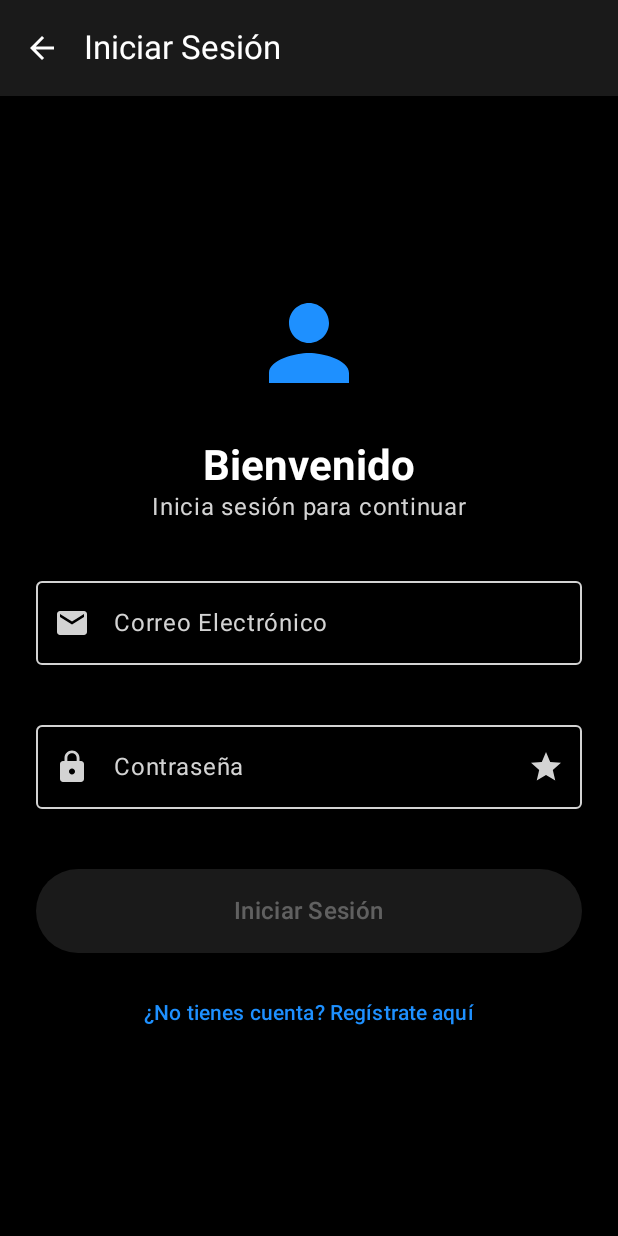
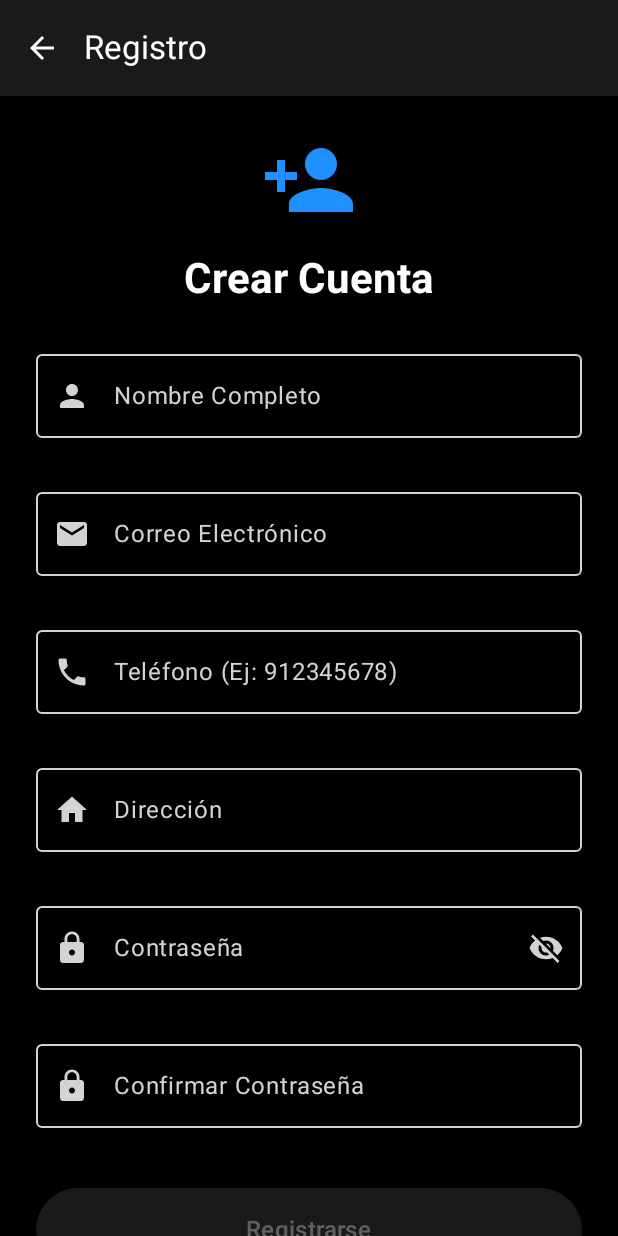
Before and after one commit to gonzalo282/GameLevelAndroidevaluacion, an Android app built with Jetpack Compose: the RegisterScreen screen opened through its navigation route, on a phone screen of 412 x 824 dp. Run offline under Robolectric (Android 15) with nearby library versions, the phone set to English and light mode, and no system bars.

Commit message:
fix(auth): Corregir la inicialización de la DB y restaurar RegisterScreen
Se soluciona un bug crítico que impedía el registro y el login. El problema
era doble:

1. El `GameLevelRepository` (con Room) se estaba intentando inicializar
   de forma asíncrona (`LaunchedEffect`) dentro de las pantallas,
   causando que las funciones fallaran antes de que la DB estuviera lista.
2. El archivo `RegisterScreen.kt` contenía una copia incorrecta del
   código de `LoginScreen.kt`.

Cambios:
- **MainActivity.kt:** Se mueve la llamada a `GameLevelRepository.init(context)`
  al método `onCreate()`, asegurando que la base de datos esté
  lista antes de que se cree cualquier ViewModel.
- **RegisterScreen.kt:** Se restaura el código de formulario de registro
  correcto (con todos sus campos y validaciones).
- **LoginScreen.kt:** Se elimina el `LaunchedEffect` de inicialización,
  que ahora es obsoleto.

```diff
--- a/app/src/main/java/com/tunombre/gamelevelandroid/MainActivity.kt
+++ b/app/src/main/java/com/tunombre/gamelevelandroid/MainActivity.kt
@@ -8,15 +8,24 @@ import androidx.compose.foundation.layout.fillMaxSize
 import androidx.compose.material3.MaterialTheme
 import androidx.compose.material3.Surface
 import androidx.compose.ui.Modifier
-import androidx.lifecycle.viewmodel.compose.viewModel // <-- Importante
+import androidx.lifecycle.viewmodel.compose.viewModel
 import androidx.navigation.compose.rememberNavController
 import com.tunombre.gamelevelandroid.navigation.NavGraph
 import com.tunombre.gamelevelandroid.ui.theme.GameLevelAndroidTheme
-import com.tunombre.gamelevelandroid.viewmodel.GameLevelViewModel // <-- Importante
+import com.tunombre.gamelevelandroid.viewmodel.GameLevelViewModel
+// --- ¡¡¡IMPORTACIÓN AÑADIDA!!! ---
+import com.tunombre.gamelevelandroid.data.repository.GameLevelRepository
 
 class MainActivity : ComponentActivity() {
     override fun onCreate(savedInstanceState: Bundle?) {
         super.onCreate(savedInstanceState)
+
+        // --- ¡¡¡AQUÍ ESTÁ EL ARREGLO!!! ---
+        // Inicializamos el Repositorio (y la base de datos Room)
+        // usando el contexto de la aplicación ANTES de que se cree la UI.
+        GameLevelRepository.init(applicationContext)
+        // ---------------------------------
+
         enableEdgeToEdge()
         setContent {
             GameLevelAndroidTheme {
@@ -25,16 +34,13 @@ class MainActivity : ComponentActivity() {
                     color = MaterialTheme.colorScheme.background
                 ) {
                     val navController = rememberNavController()
-                    // 1. Creamos el ViewModel aquí, UNA SOLA VEZ.
+                    // Ahora, cuando el ViewModel se cree, el Repositorio
+                    // ya estará 100% inicializado y listo para usar.
                     val viewModel: GameLevelViewModel = viewModel()
 
-                    // 2. Se lo pasamos al NavGraph
                     NavGraph(navController = navController, viewModel = viewModel)
                 }
             }
         }
     }
-
-
-
 }
--- a/app/src/main/java/com/tunombre/gamelevelandroid/ui/screens/RegisterScreen.kt
+++ b/app/src/main/java/com/tunombre/gamelevelandroid/ui/screens/RegisterScreen.kt
@@ -1,15 +1,19 @@
 package com.tunombre.gamelevelandroid.ui.screens
 
+import android.util.Patterns
+import androidx.compose.foundation.BorderStroke
 import androidx.compose.foundation.layout.*
 import androidx.compose.foundation.rememberScrollState
 import androidx.compose.foundation.text.KeyboardOptions
 import androidx.compose.foundation.verticalScroll
 import androidx.compose.material.icons.Icons
+import androidx.compose.material.icons.automirrored.filled.ArrowBack
 import androidx.compose.material.icons.filled.*
 import androidx.compose.material3.*
 import androidx.compose.runtime.*
 import androidx.compose.ui.Alignment
 import androidx.compose.ui.Modifier
+import androidx.compose.ui.platform.LocalContext
 import androidx.compose.ui.text.font.FontWeight
 import androidx.compose.ui.text.input.KeyboardType
 import androidx.compose.ui.text.input.PasswordVisualTransformation
@@ -18,51 +22,63 @@ import androidx.compose.ui.unit.dp
 import androidx.navigation.NavController
 import com.tunombre.gamelevelandroid.navigation.Screen
 import com.tunombre.gamelevelandroid.viewmodel.GameLevelViewModel
-import com.tunombre.gamelevelandroid.data.repository.GameLevelRepository
-import androidx.compose.ui.platform.LocalContext
-import android.util.Patterns
-import android.widget.Toast
+import android.widget.Toast // <-- Importación para Toasts
 
 @OptIn(ExperimentalMaterial3Api::class)
 @Composable
 fun RegisterScreen(
     navController: NavController,
-    viewModel: GameLevelViewModel = androidx.lifecycle.viewmodel.compose.viewModel()
+    viewModel: GameLevelViewModel // <-- 1. ACEPTA el ViewModel compartido
 ) {
-    // Inicializa Room al cargar la pantalla
-    val context = LocalContext.current
-    LaunchedEffect(Unit) {
-        GameLevelRepository.init(context)
-    }
+    val context = LocalContext.current // Para los Toasts
 
+    // --- 2. ELIMINADO el LaunchedEffect de init() ---
+    // MainActivity se encarga de esto.
+
+    // --- Estados de Valor ---
+    var nombre by remember { mutableStateOf("") }
     var email by remember { mutableStateOf("") }
     var password by remember { mutableStateOf("") }
+    var confirmPassword by remember { mutableStateOf("") }
+    var telefono by remember { mutableStateOf("") }
+    var direccion by remember { mutableStateOf("") }
     var passwordVisible by remember { mutableStateOf(false) }
+
+    // --- Estados de Error ---
+    var nombreError by remember { mutableStateOf<String?>(null) }
+    var emailError by remember { mutableStateOf<String?>(null) }
+    var telefonoError by remember { mutableStateOf<String?>(null) }
+    var direccionError by remember { mutableStateOf<String?>(null) }
+    var passwordError by remember { mutableStateOf<String?>(null) }
 
     val isLoading by viewModel.isLoading.collectAsState()
     val errorMessage by viewModel.errorMessage.collectAsState()
 
-    // 🔹 Validación de formato de email
-    val emailValido = remember(email) {
-        Patterns.EMAIL_ADDRESS.matcher(email).matches()
-    }
+    val passwordsMatch = password == confirmPassword
 
-    // Si hay error en el ViewModel/Repository, mostrarlo como Toast
+    val isFormValid = nombre.isNotBlank() && email.isNotBlank() &&
+            password.isNotBlank() && confirmPassword.isNotBlank() &&
+            telefono.isNotBlank() && direccion.isNotBlank() &&
+            passwordsMatch &&
+            nombreError == null && emailError == null &&
+            telefonoError == null && direccionError == null &&
+            passwordError == null
+
+    // Muestra errores del ViewModel (ej: "Email ya existe")
     LaunchedEffect(errorMessage) {
         errorMessage?.takeIf { it.isNotBlank() }?.let {
             Toast.makeText(context, it, Toast.LENGTH_LONG).show()
+            viewModel.clearError() // Limpia el error después de mostrarlo
         }
     }
-
-    val isFormValid = emailValido && password.isNotBlank()
 
     Scaffold(
         topBar = {
             TopAppBar(
-                title = { Text("Iniciar Sesión") },
+                title = { Text("Registro") },
                 navigationIcon = {
                     IconButton(onClick = { navController.popBackStack() }) {
-                        Icon(Icons.Default.ArrowBack, "Volver")
+                        Icon(Icons.AutoMirrored.Filled.ArrowBack, "Volver")
                     }
                 }
             )
@@ -74,60 +90,144 @@ fun RegisterScreen(
                 .padding(paddingValues)
                 .verticalScroll(rememberScrollState())
                 .padding(24.dp),
-            horizontalAlignment = Alignment.CenterHorizontally,
-            verticalArrangement = Arrangement.Center
+            horizontalAlignment = Alignment.CenterHorizontally
         ) {
             Icon(
-                Icons.Default.Person,
+                Icons.Filled.PersonAdd,
                 contentDescription = null,
-                modifier = Modifier.size(80.dp),
+                modifier = Modifier.size(64.dp),
                 tint = MaterialTheme.colorScheme.primary
+            )
+
+            Spacer(modifier = Modifier.height(16.dp))
+
+            Text(
+                "Crear Cuenta",
+                style = MaterialTheme.typography.headlineMedium,
+                fontWeight = FontWeight.Bold
             )
 
             Spacer(modifier = Modifier.height(24.dp))
 
-            Text(
-                "Bienvenido",
-                style = MaterialTheme.typography.headlineMedium,
-                fontWeight = FontWeight.Bold
+            // --- CAMPO NOMBRE ---
+            OutlinedTextField(
+                value = nombre,
+                onValueChange = {
+                    nombre = it
+                    nombreError = if (it.isBlank()) {
+                        "El nombre no puede estar vacío"
+                    } else if (it.length < 3) {
+                        "Debe tener al menos 3 caracteres"
+                    } else {
+                        null
+                    }
+                },
+                label = { Text("Nombre Completo") },
+                leadingIcon = { Icon(Icons.Default.Person, null) },
+                modifier = Modifier.fillMaxWidth(),
+                singleLine = true,
+                isError = nombreError != null,
+                supportingText = {
+                    if (nombreError != null) Text(nombreError!!)
+                }
             )
 
-            Text(
-                "Inicia sesión para continuar",
-                style = MaterialTheme.typography.bodyLarge,
-                color = MaterialTheme.colorScheme.onSurfaceVariant
-            )
+            Spacer(modifier = Modifier.height(12.dp))
 
-            Spacer(modifier = Modifier.height(32.dp))
-
-            // 🔹 Campo de correo con validación de formato
+            // --- CAMPO EMAIL ---
             OutlinedTextField(
                 value = email,
-                onValueChange = { email = it },
+                onValueChange = {
+                    email = it
+                    emailError = if (it.isBlank()) {
+                        "El email no puede estar vacío"
+                    } else if (!Patterns.EMAIL_ADDRESS.matcher(it).matches()) {
+                        "Debe ser un email válido"
+                    } else {
+                        null
+                    }
+                },
                 label = { Text("Correo Electrónico") },
                 leadingIcon = { Icon(Icons.Default.Email, null) },
                 keyboardOptions = KeyboardOptions(keyboardType = KeyboardType.Email),
                 modifier = Modifier.fillMaxWidth(),
                 singleLine = true,
-                isError = email.isNotBlank() && !emailValido,
+                isError = emailError != null,
                 supportingText = {
-                    if (email.isNotBlank() && !emailValido) {
-                        Text("Formato de correo inválido")
-                    }
+                    if (emailError != null) Text(emailError!!)
                 }
             )
 
-            Spacer(modifier = Modifier.height(16.dp))
+            Spacer(modifier = Modifier.height(12.dp))
 
+            // --- CAMPO TELÉFONO ---
+            OutlinedTextField(
+                value = telefono,
+                onValueChange = { newValue ->
+                    if (newValue.all { it.isDigit() } && newValue.length <= 12) {
+                        telefono = newValue
+                        telefonoError = if (newValue.length < 9) {
+                            "Debe tener al menos 9 dígitos"
+                        } else {
+                            null
+                        }
+                    }
+                },
+                label = { Text("Teléfono (Ej: 912345678)") },
+                leadingIcon = { Icon(Icons.Default.Phone, null) },
+                keyboardOptions = KeyboardOptions(keyboardType = KeyboardType.Phone),
+                modifier = Modifier.fillMaxWidth(),
+                singleLine = true,
+                isError = telefonoError != null,
+                supportingText = {
+                    if (telefonoError != null) Text(telefonoError!!)
+                }
+            )
+
+            Spacer(modifier = Modifier.height(12.dp))
+
+            // --- CAMPO DIRECCIÓN ---
+            OutlinedTextField(
+                value = direccion,
+                onValueChange = {
+                    direccion = it
+                    direccionError = if (it.isBlank()) {
+                        "La dirección no puede estar vacía"
+                    } else if (it.length < 5) {
+                        "Debe tener al menos 5 caracteres"
+                    } else {
+                        null
+                    }
+                },
+                label = { Text("Dirección") },
+                leadingIcon = { Icon(Icons.Default.Home, null) },
+                modifier = Modifier.fillMaxWidth(),
+                singleLine = true,
+                isError = direccionError != null,
+                supportingText = {
+                    if (direccionError != null) Text(direccionError!!)
+                }
+            )
+
+            Spacer(modifier = Modifier.height(12.dp))
+
+            // --- CAMPO CONTRASEÑA ---
             OutlinedTextField(
                 value = password,
-                onValueChange = { password = it },
+                onValueChange = {
+                    password = it
+                    passwordError = if (it.length < 6) {
+                        "Debe tener al menos 6 caracteres"
+                    } else {
+                        null
+                    }
+                },
                 label = { Text("Contraseña") },
                 leadingIcon = { Icon(Icons.Default.Lock, null) },
                 trailingIcon = {
                     IconButton(onClick = { passwordVisible = !passwordVisible }) {
                         Icon(
-                            if (passwordVisible) Icons.Default.Star else Icons.Default.Star,
+                            if (passwordVisible) Icons.Filled.Visibility else Icons.Filled.VisibilityOff,
                             "Mostrar contraseña"
                         )
                     }
@@ -136,26 +236,41 @@ fun RegisterScreen(
                 keyboardOptions = KeyboardOptions(keyboardType = KeyboardType.Password),
                 modifier = Modifier.fillMaxWidth(),
                 singleLine = true,
-                isError = password.isNotBlank() && password.length < 4,
+                isError = passwordError != null,
                 supportingText = {
-                    if (password.isNotBlank() && password.length < 4) {
-                        Text("La contraseña debe tener al menos 4 caracteres")
+                    if (passwordError != null) Text(passwordError!!)
+                }
+            )
+
+            Spacer(modifier = Modifier.height(12.dp))
+
+            // --- CAMPO CONFIRMAR CONTRASEÑA ---
+            OutlinedTextField(
+                value = confirmPassword,
+                onValueChange = { confirmPassword = it },
+                label = { Text("Confirmar Contraseña") },
+                leadingIcon = { Icon(Icons.Default.Lock, null) },
+                visualTransformation = if (passwordVisible) VisualTransformation.None else PasswordVisualTransformation(),
+                keyboardOptions = KeyboardOptions(keyboardType = KeyboardType.Password),
+                modifier = Modifier.fillMaxWidth(),
+                singleLine = true,
+                isError = confirmPassword.isNotBlank() && !passwordsMatch,
+                supportingText = {
+                    if (confirmPassword.isNotBlank() && !passwordsMatch) {
+                        Text("Las contraseñas no coinciden")
                     }
                 }
             )
 
             Spacer(modifier = Modifier.height(24.dp))
 
-            // 🔹 Botón solo activo si los campos son válidos
+            // --- Botón de Registrarse ---
             Button(
                 onClick = {
-                    viewModel.login(email, password) {
-                        Toast.makeText(
-                            context,
-                            "Registro exitoso ",
-                            Toast.LENGTH_LONG
-                        ).show()
-
+                    // Llama a la función de registro
+                    viewModel.register(nombre, email, password, telefono, direccion) {
+                        // Esto es el 'onSuccess'
+                        Toast.makeText(context, "Registro exitoso", Toast.LENGTH_SHORT).show()
                         navController.navigate(Screen.Catalog.route) {
                             popUpTo(Screen.Home.route) { inclusive = false }
                         }
@@ -164,7 +279,7 @@ fun RegisterScreen(
                 modifier = Modifier
                     .fillMaxWidth()
                     .height(56.dp),
-                enabled = !isLoading && isFormValid
+                enabled = !isLoading && isFormValid // Se activa solo si todo es válido
             ) {
                 if (isLoading) {
                     CircularProgressIndicator(
@@ -172,14 +287,16 @@ fun RegisterScreen(
                         color = MaterialTheme.colorScheme.onPrimary
                     )
                 } else {
-                    Text("Iniciar Sesión", style = MaterialTheme.typography.titleMedium)
+                    Text("Registrarse", style = MaterialTheme.typography.titleMedium)
                 }
             }
 
             Spacer(modifier = Modifier.height(16.dp))
 
-            TextButton(onClick = { navController.navigate(Screen.Register.route) }) {
-                Text("¿No tienes cuenta? Regístrate aquí")
+            TextButton(
+                onClick = { navController.popBackStack() } // Vuelve a Login
+            ) {
+                Text("¿Ya tienes cuenta? Inicia sesión")
             }
         }
     }
```
Also changed, not shown: app/src/main/java/com/tunombre/gamelevelandroid/ui/screens/LoginScreen.kt (+14 -14 lines).
